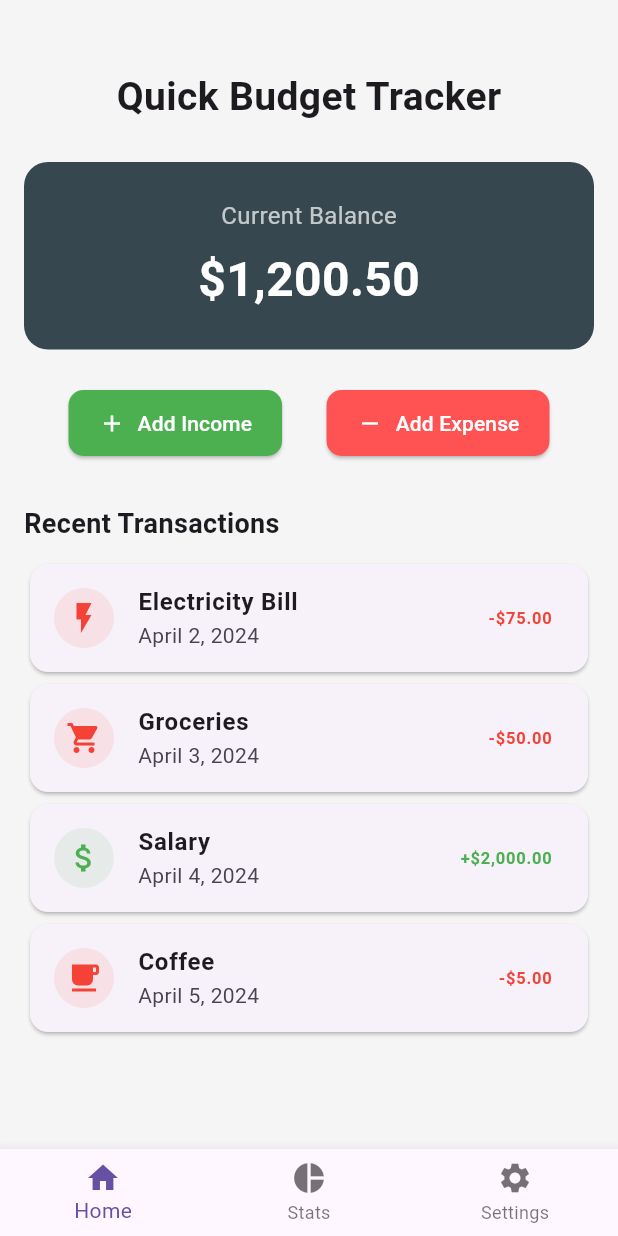
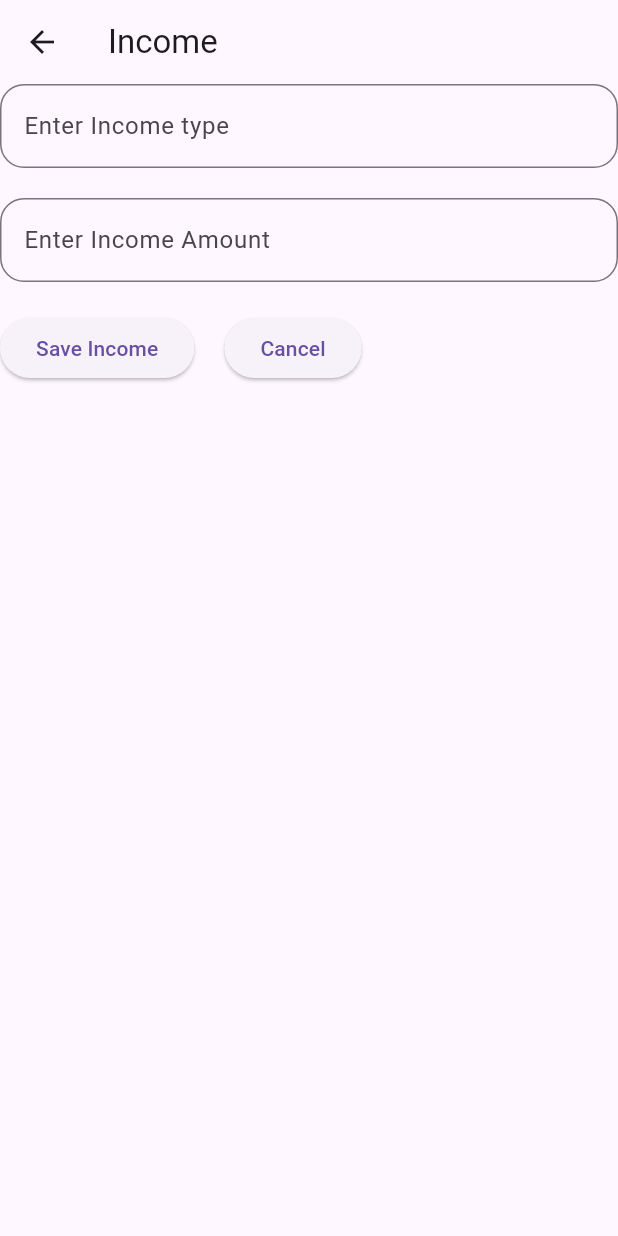
Before and after one commit to Pradeep1234566/Expense_tracker, a Flutter app: the screen it shows after launch, after a tap on "Add Income", on a phone screen of 412 x 824 dp. Run offline on Flutter 3.47's test engine with Material 3 defaults, Android fonts, the phone set to English and light mode, and no system bars.

Commit message:
Made expense and earnings page

```diff
--- a/lib/main.dart
+++ b/lib/main.dart
@@ -11,6 +11,10 @@ class MyApp extends StatelessWidget {
   // This widget is the root of your application.
   @override
   Widget build(BuildContext context) {
-    return MaterialApp(debugShowCheckedModeBanner: false, home: HomePage());
+    return MaterialApp(
+      debugShowCheckedModeBanner: false,
+      home: HomePage(),
+
+      );
   }
 }
--- /dev/null
+++ b/lib/pages/Common_page.dart
@@ -0,0 +1,53 @@
+import 'package:flutter/material.dart';
+
+class CommonPage extends StatelessWidget {
+  String appbartitle;
+  String title;
+
+  CommonPage({required this.appbartitle, required this.title, super.key});
+
+  @override
+  Widget build(BuildContext context) {
+    return Scaffold(
+        appBar: AppBar(
+          title: Text(appbartitle),
+        ),
+        body: Column(
+          children: [
+            TextField(
+                decoration: InputDecoration(
+              hintText: 'Enter $title type',
+              border: OutlineInputBorder(
+                borderRadius: BorderRadius.circular(16),
+              ),
+            )),
+            SizedBox(height: 20),
+            TextField(
+                decoration: InputDecoration(
+              hintText: 'Enter $title Amount',
+              border: OutlineInputBorder(
+                borderRadius: BorderRadius.circular(16),
+              ),
+            )),
+            SizedBox(height: 20),
+            Row(
+              children: [
+                ElevatedButton(
+                  onPressed: () {
+                    Navigator.pop(context);
+                  },
+                  child: Text('Save $title'),
+                ),
+                SizedBox(width: 20),
+                ElevatedButton(
+                  onPressed: () {
+                    Navigator.pop(context);
+                  },
+                  child: const Text('Cancel'),
+                ),
+              ],
+            )
+          ],
+        ));
+  }
+}
--- a/lib/pages/home_page.dart
+++ b/lib/pages/home_page.dart
@@ -1,3 +1,4 @@
+import 'package:expense_tracker/pages/Common_page.dart';
 import 'package:expense_tracker/pages/settings_page.dart';
 import 'package:expense_tracker/widget/button.dart';
 import 'package:expense_tracker/widget/transaction_tile.dart';
@@ -92,13 +93,24 @@ class HomePage extends StatelessWidget {
               CustomButton(
                   label: 'Add Income',
                   icon: Icons.add,
-                  onPressed: () {},
+                  onPressed: () {
+                    Navigator.push(
+                      context,
+                      MaterialPageRoute(
+                          builder: (context) =>  CommonPage(appbartitle: 'Income', title: 'Income',))
+                    );
+                  },
                   backgroundColor: Colors.green,
                   foregroundColor: Colors.white),
               CustomButton(
                   label: 'Add Expense',
                   icon: Icons.remove,
-                  onPressed: () {},
+                  onPressed: () {
+                    Navigator.push(
+                        context,
+                        MaterialPageRoute(
+                            builder: (context) => CommonPage(appbartitle: 'Expense', title: 'Expense',)));
+                  },
                   backgroundColor: Colors.redAccent,
                   foregroundColor: Colors.white)
             ],
```
Also changed, not shown: lib/pages/settings_page.dart (+7 -12 lines).
